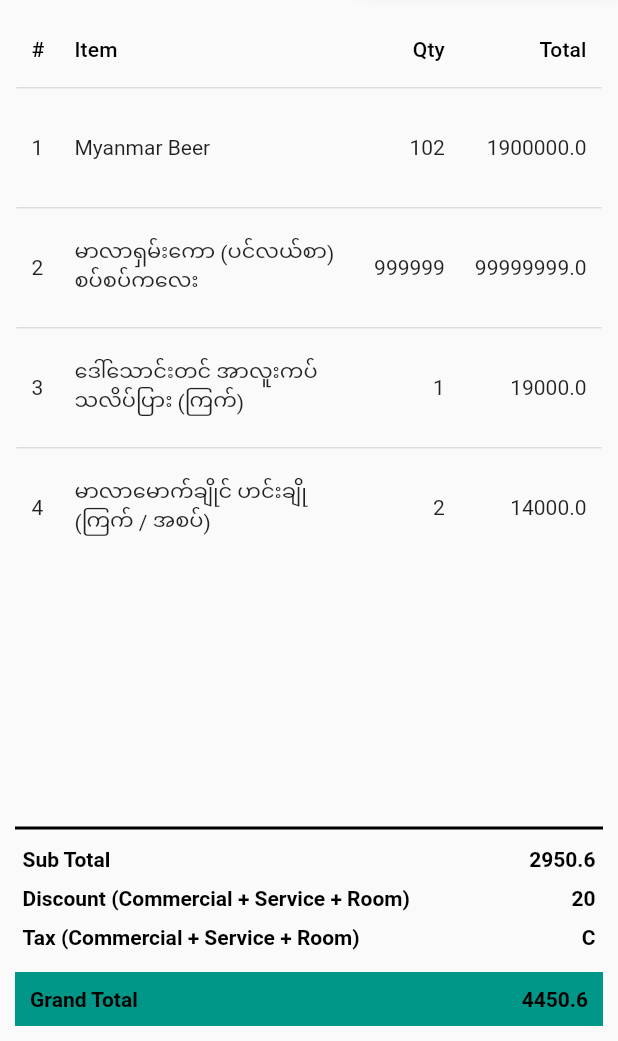
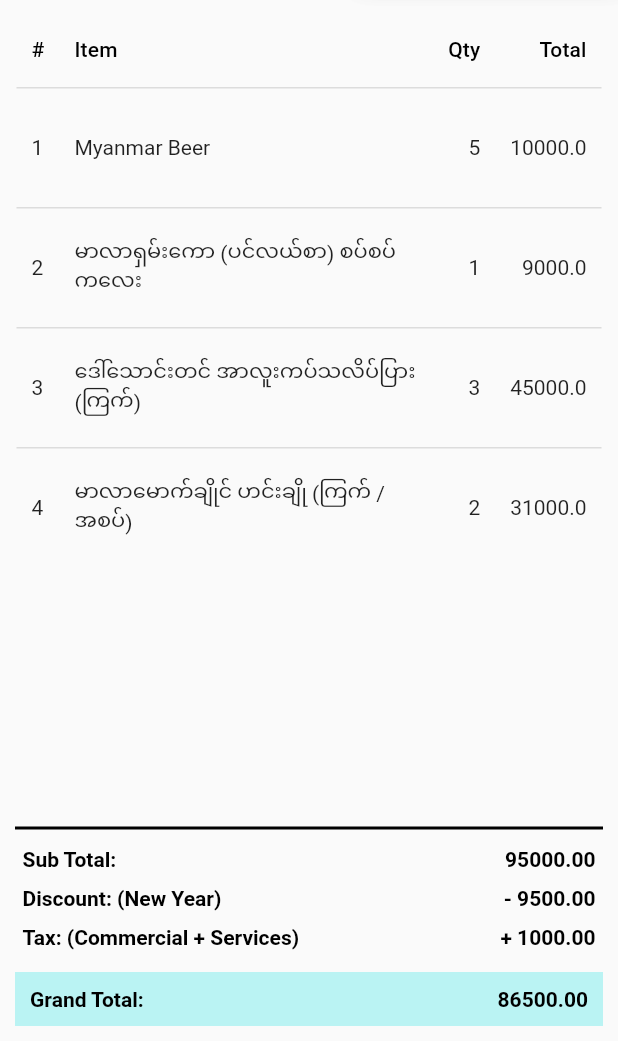
Before and after one commit to thantzin-tun/order_receipt_app, a Flutter app: the screen it shows after launch, after a tap on the "language" icon, on a phone screen of 412 x 824 dp, the part 195-1236 px from its top. Run offline on Flutter 3.47's test engine with Material 2 defaults, Android fonts, the phone set to English and light mode, and no system bars; our stand-ins replace bloc, dio, equatable, flutter_bloc, get, pretty_dio_logger; generated files the repository leaves out were written again.

Commit message:
all-complete-left-dynamic

```diff
--- a/assets/dummy-data.json
+++ b/assets/dummy-data.json
@@ -1,48 +1,60 @@
 {
     "order": {
         "header": {
-            "customer_name" : "Thant Zin",
+            "customer_name": "Thant Zin",
             "order_no": "ORD-556743",
-            "order_date":  "2023/4/20",
+            "order_date": "2023/4/20",
             "cahier_name": "May May"
         },
         "item": [
             {
                 "item_id": 1,
                 "item_name": "Myanmar Beer",
-                "item_price": 99,
-                "item_qty": 102,
-                "item_total_price": 1900000
+                "item_price": 2000,
+                "item_qty": 5,
+                "item_total_price": 10000
             },
             {
                 "item_id": 2,
                 "item_name": "မာလာရှမ်းကော (ပင်လယ်စာ) စပ်စပ်ကလေး",
-                "item_price": 900,
-                "item_qty": 999999,
-                "item_total_price": 99999999
+                "item_price": 9000,
+                "item_qty": 1,
+                "item_total_price": 9000
             },
             {
                 "item_id": 3,
                 "item_name": "ဒေါ်သောင်းတင် အာလူးကပ်သလိပ်ပြား (ကြက်)",
-                "item_price": 650,
-                "item_qty": 1,
-                "item_total_price": 19000
+                "item_price": 15000,
+                "item_qty": 3,
+                "item_total_price": 45000
             },
             {
                 "item_id": 4,
                 "item_name": "မာလာမောက်ချိုင် ဟင်းချို (ကြက် / အစပ်)",
-                "item_price": 7500,
+                "item_price": 15500,
                 "item_qty": 2,
-                "item_total_price": 14000
+                "item_total_price": 31000
             }
         ],
         "footer": {
-            "sub_total" : 2950.6,
-            "discount": ["New Year",20],
-            "tax":[
-                "Commercial",400
+            "sub_total": 95000.00,
+            "discount": [
+                {
+                    "discount_name": "New Year",
+                    "rate": 10.0
+                }
             ],
-            "grand_total": 4450.6
+            "tax": [
+                {
+                    "tax_name": "Commercial",
+                    "tax_amount": 500.0
+                },
+                {
+                    "tax_name": "Services",
+                    "tax_amount": 500.0
+                }
+            ],
+            "grand_total": 86500
         }
     }
 }
--- a/lib/bloc/order/order_cubit.dart
+++ b/lib/bloc/order/order_cubit.dart
@@ -7,17 +7,38 @@ import 'package:order_flutter/repository/order_repository.dart';
 part 'order_state.dart';
 
 class OrderCubit extends Cubit<OrderState> {
+  final OrderRepository orderRepository;
 
-  final OrderRepository orderRepository;
   OrderCubit(this.orderRepository) : super(OrderInitial());
 
   void getOrder() {
     emit(OrderInitial());
-    orderRepository
-        .getOrder()
-        .then((value) =>
-        emit(OrderSuccessState(value)))
-        .catchError((error) => print("Try again"));
+
+    orderRepository.getOrder().then((value) {
+      //For Tax Information
+      List<String> taxNames = [];
+      double totalTax = 0.0;
+      for (var tax in value.order.footer.tax) {
+        totalTax += tax.tax_amount;
+      }
+      for (var tax in value.order.footer.tax) {
+        taxNames.add(tax.tax_name);
+      }
+      String taxNameList = taxNames.join(" + ");
+
+
+      // Discount Information
+       double totalDiscount = 0.0;
+      for (var d in value.order.footer.discount) {
+        totalDiscount += value.order.footer.sub_total * d.rate / 100;
+      }
+      List<String> discountNames = [];
+      for (var d in value.order.footer.discount) {
+        discountNames.add(d.discount_name);
+      }
+      String discountNameList = discountNames.join(" + ");
+
+      emit(OrderSuccessState(value,totalTax: totalTax,taxNames: taxNameList,discountNames: discountNameList,totalDiscount: totalDiscount));
+    }).catchError((error) => print("Try again"));
   }
-
 }
--- a/lib/bloc/order/order_state.dart
+++ b/lib/bloc/order/order_state.dart
@@ -13,7 +13,11 @@ class OrderLoadingState extends OrderState {}
 
 class OrderSuccessState extends OrderState {
   final Order order;
-  OrderSuccessState(this.order);
+  final double totalTax;
+  final String taxNames;
+  final double totalDiscount;
+  final String discountNames;
+  const OrderSuccessState(this.order,{required this.totalTax,required this.taxNames,required this.totalDiscount, required this.discountNames});
   @override
   List<Object> get props => [order];
 }
--- a/lib/l10n/app_en.arb
+++ b/lib/l10n/app_en.arb
@@ -8,9 +8,9 @@
     "order_number": "Order No:",
     "order_date": "Order Date:",
     "total": "Total",
-    "discount": "Discount",
-    "tax": "Tax",
-    "grand_total": "Grand Total",
-    "sub_total": "Sub Total",
+    "discount": "Discount:",
+    "tax": "Tax:",
+    "grand_total": "Grand Total:",
+    "sub_total": "Sub Total:",
     "order_form": "Order Details"
 }
--- a/lib/model/order/order_model.dart
+++ b/lib/model/order/order_model.dart
@@ -60,8 +60,8 @@ class Footer {
   });
 
   double sub_total;
-  List<dynamic> discount;
-  List<dynamic> tax;
+  List<Discount> discount;
+  List<Tax> tax;
   double grand_total;
 
   factory Footer.fromJson(Map<String, dynamic> json) => _$FooterFromJson(json);
@@ -88,3 +88,25 @@ class Item {
   factory Item.fromJson(Map<String, dynamic> json) => _$ItemFromJson(json);
   Map<String, dynamic> toJson() => _$ItemToJson(this);
 }
+
+@JsonSerializable()
+class Tax {
+  String tax_name;
+  double tax_amount;
+
+  Tax({required this.tax_name, required this.tax_amount});
+
+  factory Tax.fromJson(Map<String, dynamic> json) => _$TaxFromJson(json);
+  Map<String, dynamic> toJson() => _$TaxToJson(this);
+}
+
+@JsonSerializable()
+class Discount {
+  String discount_name;
+  double rate;
+
+  Discount({required this.discount_name, required this.rate});
+
+  factory Discount.fromJson(Map<String, dynamic> json) => _$DiscountFromJson(json);
+  Map<String, dynamic> toJson() => _$DiscountToJson(this);
+}
--- a/lib/screens/task_screen.dart
+++ b/lib/screens/task_screen.dart
@@ -52,7 +52,7 @@ class _OrderScreenPageState extends State<OrderScreenPage> {
           ),
           actions: [
             Padding(
-              padding: const EdgeInsets.only(left: 10, right: 10),
+              padding: const EdgeInsets.all(0),
               child: DropdownButton(
                 onChanged: (Language? language) {
                   MyApp.setLocale(context, Locale(language!.languageCode, ""));
@@ -97,9 +97,14 @@ class _OrderScreenPageState extends State<OrderScreenPage> {
                 color: Colors.teal,
               ));
             } else if (state is OrderSuccessState) {
+
               Footer footer = state.order.order.footer;
               Header header = state.order.order.header;
               List<Item> item = state.order.order.item;
+              double totalTax = state.totalTax;
+              String taxList = state.taxNames;
+              double totalDiscount = state.totalDiscount;
+              String discountNames = state.discountNames;
               return Container(
                 width: widget.userWidth != null
                     ? widget.userWidth
@@ -267,7 +272,6 @@ class _OrderScreenPageState extends State<OrderScreenPage> {
                                           : itemMobileFontSize),
                                   numeric: true),
                             ],
-
                             rows: List<DataRow>.generate(
                               item.length,
                               (index) => DataRow(cells: [
@@ -323,7 +327,7 @@ class _OrderScreenPageState extends State<OrderScreenPage> {
                                     : FooterFont.mobileFooterFont,
                               ),
                               Text(
-                                "${footer.sub_total}",
+                                "${footer.sub_total.toStringAsFixed(2)}",
                                 style: screenWidth > 768
                                     ? FooterFont.tabletFooterFont
                                     : FooterFont.mobileFooterFont,
@@ -335,12 +339,13 @@ class _OrderScreenPageState extends State<OrderScreenPage> {
                             mainAxisAlignment: MainAxisAlignment.spaceBetween,
                             children: <Widget>[
                               Text(
-                                // AppLocalizations.of(context)!.discount,
-                                "Discount (Commercial + Service + Room)",
+                                  // AppLocalizations.of(context)!.discount,
+                                  "${AppLocalizations.of(context)!.discount} ($discountNames)",
                                   style: screenWidth > 768
                                       ? FooterFont.tabletFooterFont
                                       : FooterFont.mobileFooterFont),
-                              Text("${footer.discount[1]}",
+                              Text(
+                                " - ${totalDiscount.toStringAsFixed(2)}",
                                   style: screenWidth > 768
                                       ? FooterFont.tabletFooterFont
                                       : FooterFont.mobileFooterFont),
@@ -352,7 +357,7 @@ class _OrderScreenPageState extends State<OrderScreenPage> {
                             children: <Widget>[
                               Text(
                                 // AppLocalizations.of(context)!.tax,
-                                "Tax (Commercial + Service + Room)",
+                                "${AppLocalizations.of(context)!.tax} ($taxList)",
                                 style: screenWidth > 768
                                     ? FooterFont.tabletFooterFont
                                     : FooterFont.mobileFooterFont,
@@ -360,7 +365,7 @@ class _OrderScreenPageState extends State<OrderScreenPage> {
                               ),
                               Text(
                                 // footer.tax[1],
-                                footer.tax.toString()[1],
+                                " + ${totalTax.toStringAsFixed(2)}",
                                 style: screenWidth > 768
                                     ? FooterFont.tabletFooterFont
                                     : FooterFont.mobileFooterFont,
@@ -371,7 +376,7 @@ class _OrderScreenPageState extends State<OrderScreenPage> {
                         ],
                       )),
                   Container(
-                    color: Colors.teal,
+                    color: Color.fromARGB(255, 186, 243, 243),
                     padding: const EdgeInsets.all(10),
                     child: Column(
                       children: <Widget>[
@@ -384,7 +389,7 @@ class _OrderScreenPageState extends State<OrderScreenPage> {
                                   ? FooterFont.tabletFooterFont
                                   : FooterFont.mobileFooterFont,
                             ),
-                            Text("${footer.grand_total}",
+                            Text("${footer.grand_total.toStringAsFixed(2)}",
                                 style: screenWidth > 768
                                     ? FooterFont.tabletFooterFont
                                     : FooterFont.mobileFooterFont),
```
Also changed, not shown: lib/model/order/order_model.g.dart.
